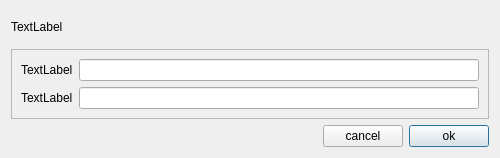
lancos/ponyprog, file SrcPony/forms/notesdlg.ui: the form before one commit.
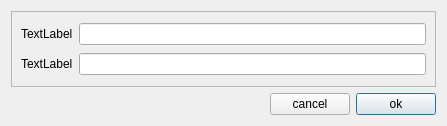
The form after the commit.

What changed in the file:
```diff
--- a/SrcPony/forms/notesdlg.ui
+++ b/SrcPony/forms/notesdlg.ui
@@ -9,42 +9,15 @@
    <rect>
     <x>0</x>
     <y>0</y>
-    <width>500</width>
-    <height>158</height>
+    <width>447</width>
+    <height>126</height>
    </rect>
   </property>
   <property name="windowTitle">
    <string>Dialog</string>
   </property>
   <layout class="QGridLayout" name="gridLayout_2">
-   <item row="2" column="2">
-    <widget class="QPushButton" name="pushOk">
-     <property name="text">
-      <string>ok</string>
-     </property>
-    </widget>
-   </item>
-   <item row="2" column="1">
-    <widget class="QPushButton" name="pushCancel">
-     <property name="text">
-      <string>cancel</string>
-     </property>
-    </widget>
-   </item>
-   <item row="2" column="0">
-    <spacer name="horizontalSpacer">
-     <property name="orientation">
-      <enum>Qt::Horizontal</enum>
-     </property>
-     <property name="sizeHint" stdset="0">
-      <size>
-       <width>40</width>
-       <height>20</height>
-      </size>
-     </property>
-    </spacer>
-   </item>
-   <item row="1" column="0" colspan="3">
+   <item row="0" column="0" colspan="3">
     <widget class="QFrame" name="frmFuses">
      <property name="frameShape">
       <enum>QFrame::StyledPanel</enum>
@@ -76,13 +49,33 @@
      </layout>
     </widget>
    </item>
-   <item row="0" column="0" colspan="3">
-    <widget class="QLabel" name="lblMainMsg">
+   <item row="1" column="2">
+    <widget class="QPushButton" name="pushOk">
      <property name="text">
-      <string>TextLabel</string>
+      <string>ok</string>
      </property>
     </widget>
    </item>
+   <item row="1" column="1">
+    <widget class="QPushButton" name="pushCancel">
+     <property name="text">
+      <string>cancel</string>
+     </property>
+    </widget>
+   </item>
+   <item row="1" column="0">
+    <spacer name="horizontalSpacer">
+     <property name="orientation">
+      <enum>Qt::Horizontal</enum>
+     </property>
+     <property name="sizeHint" stdset="0">
+      <size>
+       <width>40</width>
+       <height>20</height>
+      </size>
+     </property>
+    </spacer>
+   </item>
   </layout>
  </widget>
  <resources/>
```
